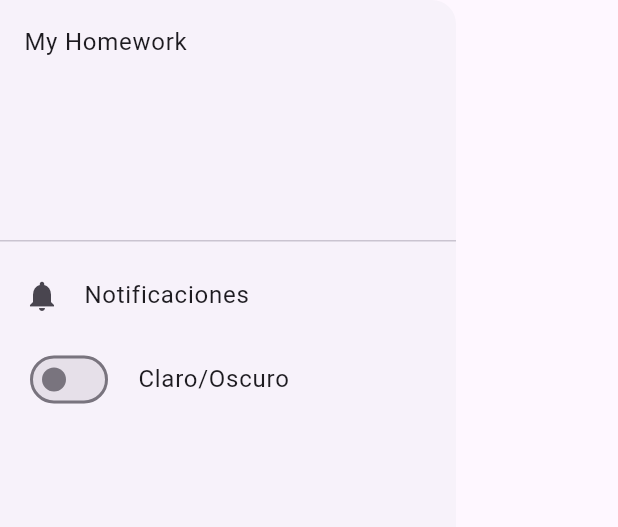
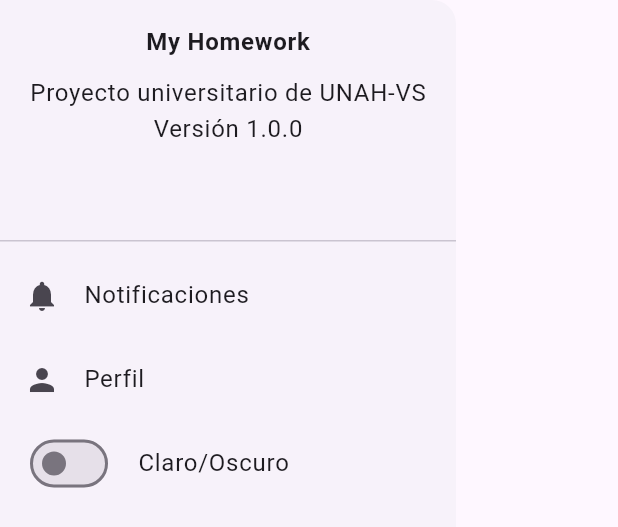
Before and after one commit to soler504/my_homework_app, a Flutter app: the SideMenu widget shown alone on an empty page, opened directly, on a phone screen of 412 x 824 dp. Shown: the top 527 px of the screen. Run offline on Flutter 3.47's test engine with Material 3 defaults, Android fonts, the phone set to English and light mode, and no system bars; our stand-ins replace firebase_auth, firebase_core, flutter_local_notifications, get, go_router, google_sign_in and 2 more; accounts and stored records are empty.

Commit message:
agregar descripcion, opcion perfil en el drawer

```diff
--- a/lib/src/config/router/app_router.dart
+++ b/lib/src/config/router/app_router.dart
@@ -4,6 +4,7 @@ import 'package:my_homework_app/src/pages/calendar_page.dart';
 import 'package:my_homework_app/src/pages/home_page.dart';
 import 'package:my_homework_app/src/pages/login_page.dart';
 import 'package:my_homework_app/src/pages/notificacion_page.dart';
+import 'package:my_homework_app/src/pages/perfil_page.dart';
 import 'package:my_homework_app/src/pages/registro_page.dart';
 
 final appRouter = GoRouter(
@@ -16,5 +17,6 @@ final appRouter = GoRouter(
     GoRoute(path: '/home', builder: (context, state) => HomePage()),
     GoRoute(path: '/notificacion', builder: (context, state) => NotificacionPage()),
     GoRoute(path: '/calendar', builder: (context, state) => CalendarPage()),
+    GoRoute(path: '/perfil', builder: (context, state) => PerfilPage()),
   ],
 );
--- a/lib/src/services/notification_service.dart
+++ b/lib/src/services/notification_service.dart
@@ -56,7 +56,7 @@ Future<void> showNotification(String titulo, String mensaje) async {
   } catch (e) {
     SnackBar(
       backgroundColor: Colors.red,
-      content: Text('Ocurrión un error', style: TextStyle(color: Colors.white)),
+      content: Text('Ocurrió un error', style: TextStyle(color: Colors.white)),
     );
   }
 }
--- a/lib/src/widgets/side_menu.dart
+++ b/lib/src/widgets/side_menu.dart
@@ -12,13 +12,34 @@ class SideMenu extends StatelessWidget {
     return Drawer(
       child: ListView(
         children: [
-          DrawerHeader(child: Text('My Homework')),
+          DrawerHeader(
+            child: Column(
+              children: [
+                Center(
+                  child: Text(
+                    'My Homework',
+                    style: TextStyle(fontWeight: FontWeight.bold),
+                  ),
+                ),
+                SizedBox(height: 10),
+                Text('Proyecto universitario de UNAH-VS'),
+                Text('Versión 1.0.0'),
+              ],
+            ),
+          ),
           ListTile(
             onTap: () {
               context.push('/notificacion');
             },
             title: Text('Notificaciones'),
             leading: Icon(Icons.notifications),
+          ),
+           ListTile(
+            onTap: () {
+              context.push('/perfil');
+            },
+            title: Text('Perfil'),
+            leading: Icon(Icons.person),
           ),
           ListTile(
             title: Text('Claro/Oscuro'),
```
Also changed, not shown: lib/src/pages/perfil_page.dart (added, +31 -0 lines).
